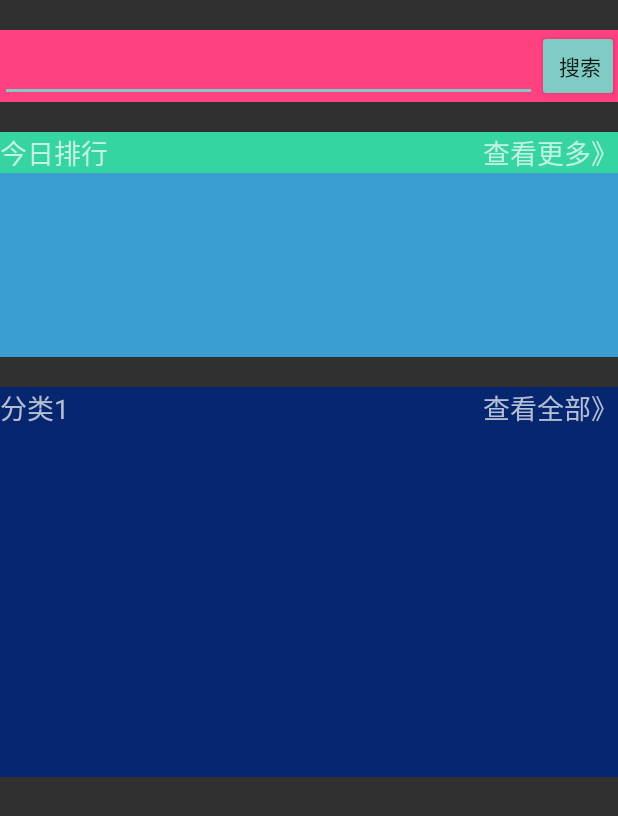
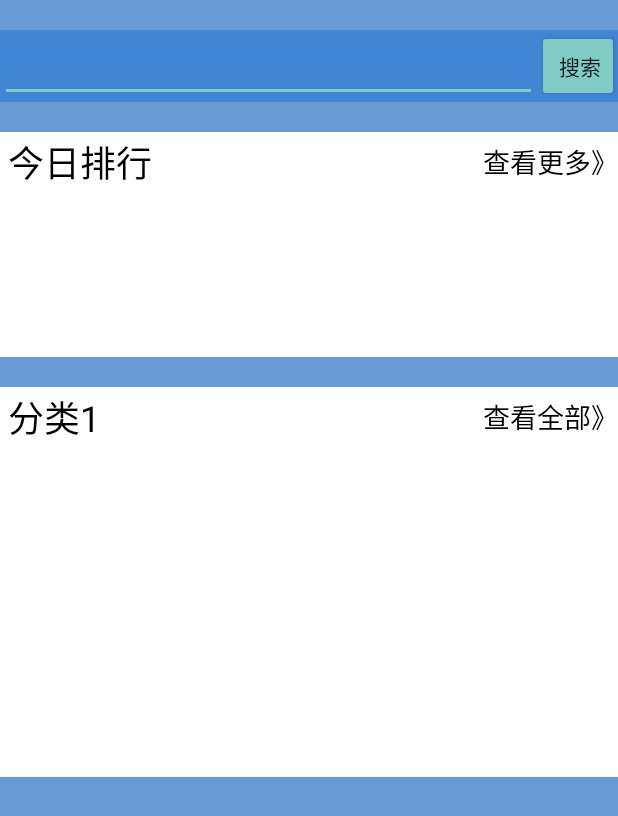
Before and after one commit to lqwsy/YuDong, an Android app: the layout fragment_bookstore.xml on its own in the app's theme, with its tools: preview values and no code run, on a phone screen of 412 x 824 dp. Shown: the top 816 px of the screen. Run offline under Robolectric (Android 15) with nearby library versions, the phone set to English and light mode, and no system bars.

Commit message:
修改书城布局

```diff
--- a/yudong/src/main/res/layout/fragment_bookstore.xml
+++ b/yudong/src/main/res/layout/fragment_bookstore.xml
@@ -1,6 +1,7 @@
 <?xml version="1.0" encoding="utf-8"?>
 <LinearLayout xmlns:android="http://schemas.android.com/apk/res/android"
     android:orientation="vertical"
+    android:background="#689AD3"
     android:layout_width="match_parent"
     android:layout_height="match_parent">
 
@@ -16,7 +17,7 @@
             android:layout_height="match_parent">
 
             <LinearLayout
-                android:background="@color/colorAccent"
+                android:background="#4186D3"
                 android:orientation="horizontal"
                 android:layout_weight="0.3"
                 android:layout_width="match_parent"
@@ -39,7 +40,7 @@
             </LinearLayout>
 
             <LinearLayout
-                android:background="@color/colorLoginBack"
+                android:background="#fff"
                 android:layout_width="match_parent"
                 android:layout_marginTop="20dp"
                 android:layout_weight="1"
@@ -47,21 +48,24 @@
                 android:orientation="vertical">
 
                 <LinearLayout
-                    android:background="#35D4A0"
                     android:layout_width="match_parent"
-                    android:layout_height="wrap_content">
+                    android:layout_height="40dp">
 
                     <TextView
                         android:text="今日排行"
+                        android:textColor="#000"
                         android:layout_weight="1"
                         android:layout_gravity="left|center_vertical"
+                        android:layout_marginLeft="5dp"
                         android:layout_width="wrap_content"
                         android:layout_height="wrap_content"
-                        android:textSize="18sp" />
+                        android:textSize="24sp" />
 
                     <TextView
                         android:id="@+id/tv_today_lookmore"
-                        android:gravity="right|center_vertical"
+                        android:layout_gravity="center_vertical"
+                        android:gravity="right"
+                        android:textColor="#000"
                         android:text="查看更多》"
                         android:layout_weight="1"
                         android:layout_width="wrap_content"
@@ -75,7 +79,7 @@
             </LinearLayout>
 
             <LinearLayout
-                android:background="@color/colorLoginText"
+                android:background="#fff"
                 android:layout_width="match_parent"
                 android:orientation="vertical"
                 android:layout_height="260dp"
@@ -85,19 +89,23 @@
                 <LinearLayout
                     android:orientation="horizontal"
                     android:layout_width="match_parent"
-                    android:layout_height="wrap_content">
+                    android:layout_height="40dp">
 
                     <TextView
                         android:text="分类1"
                         android:layout_weight="1"
+                        android:textColor="#000"
                         android:layout_gravity="left|center_vertical"
+                        android:layout_marginLeft="5dp"
                         android:layout_width="wrap_content"
                         android:layout_height="wrap_content"
-                        android:textSize="18sp" />
+                        android:textSize="24sp" />
 
                     <TextView
                         android:id="@+id/tv_all_lookmore1"
-                        android:gravity="right|center_vertical"
+                        android:layout_gravity="center_vertical"
+                        android:gravity="right"
+                        android:textColor="#000"
                         android:text="查看全部》"
                         android:layout_weight="1"
                         android:layout_width="wrap_content"
```
